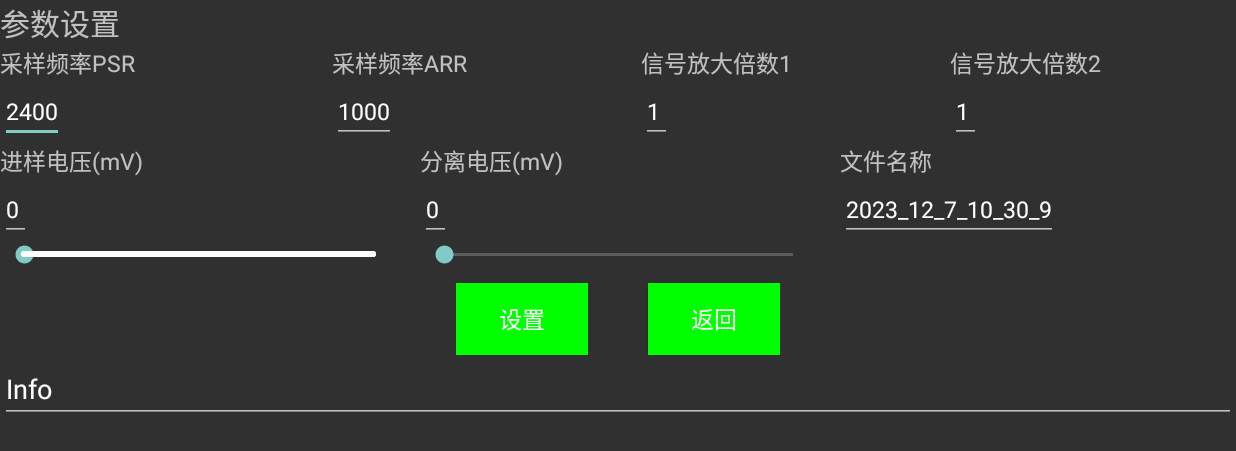
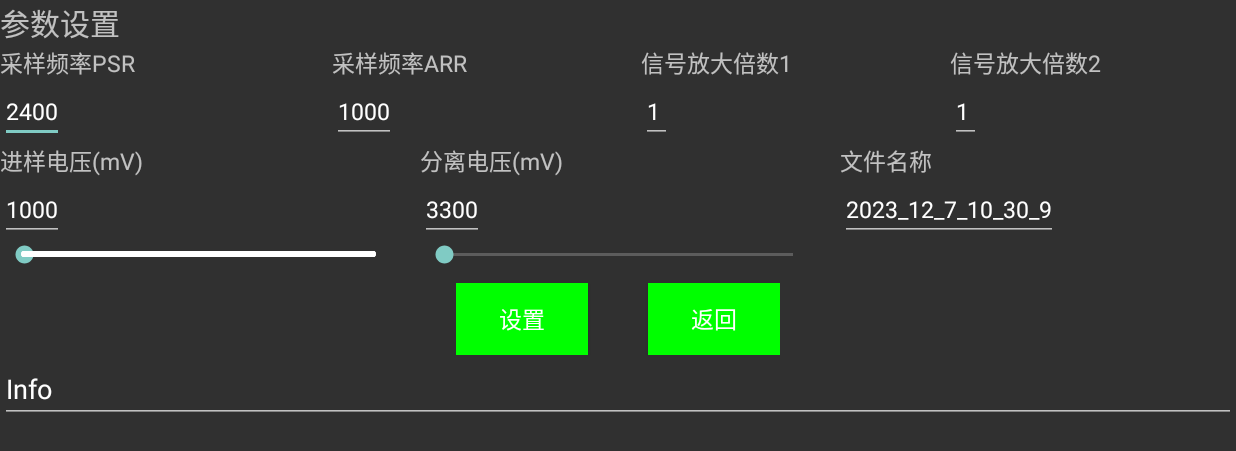
Before and after one commit to Elcherneske/CE-LIF-control-App, an Android app: the CELIFParameterActivity screen opened directly, with no data from a screen before it, after a tap on "设置", on a phone screen of 824 x 412 dp (held sideways). Shown: the top 451 px of the screen. Run offline under Robolectric (Android 15) with nearby library versions, the phone set to English and light mode, and no system bars; network calls fail.

Commit message:
设置电压默认值

```diff
--- a/app/src/main/java/com/example/myapplicationforprojectversion1/model/model/DataContainer.java
+++ b/app/src/main/java/com/example/myapplicationforprojectversion1/model/model/DataContainer.java
@@ -64,7 +64,6 @@ public class DataContainer implements DataProvider {
         if(serverConnection!=null && serverConnection.isConnected()){
             serverConnection.sendBeginMessage();
         }
-        Toast.makeText(Views.getInstance().getShowActivity(), "999", Toast.LENGTH_SHORT).show();
     }
 
 
--- a/app/src/main/java/com/example/myapplicationforprojectversion1/view/Activities/CELIF/CELIFParameterActivity.java
+++ b/app/src/main/java/com/example/myapplicationforprojectversion1/view/Activities/CELIF/CELIFParameterActivity.java
@@ -126,9 +126,11 @@ public class CELIFParameterActivity extends AppCompatActivity implements Paramet
 
         magnify_1_Text.setText("1");
         magnify_2_Text.setText("1");
+
         //测试用，实际使用删去
-        voltage_1_Text.setText("0");
-        voltage_2_Text.setText("0");
+
+        voltage_1_Text.setText("1000");
+        voltage_2_Text.setText("3300");
 
 
 
@@ -163,8 +165,8 @@ public class CELIFParameterActivity extends AppCompatActivity implements Paramet
                     CSVFileUtil.formInstance(currentFile);
 
                     parameter = new CELIFParameter(
-                            Integer.valueOf(voltage_1_Text.getText().toString().trim()),
-                            Integer.valueOf(voltage_2_Text.getText().toString().trim()),
+                            (int)(Integer.valueOf(voltage_1_Text.getText().toString().trim()) * 0.5688),
+                            (int)(Integer.valueOf(voltage_2_Text.getText().toString().trim()) * 0.5688),
                             Integer.valueOf(magnify_1_Text.getText().toString().trim()),
                             Integer.valueOf(magnify_2_Text.getText().toString().trim()),
                             Integer.valueOf(samplingFrequency_PSR_Text.getText().toString().trim()),
```
